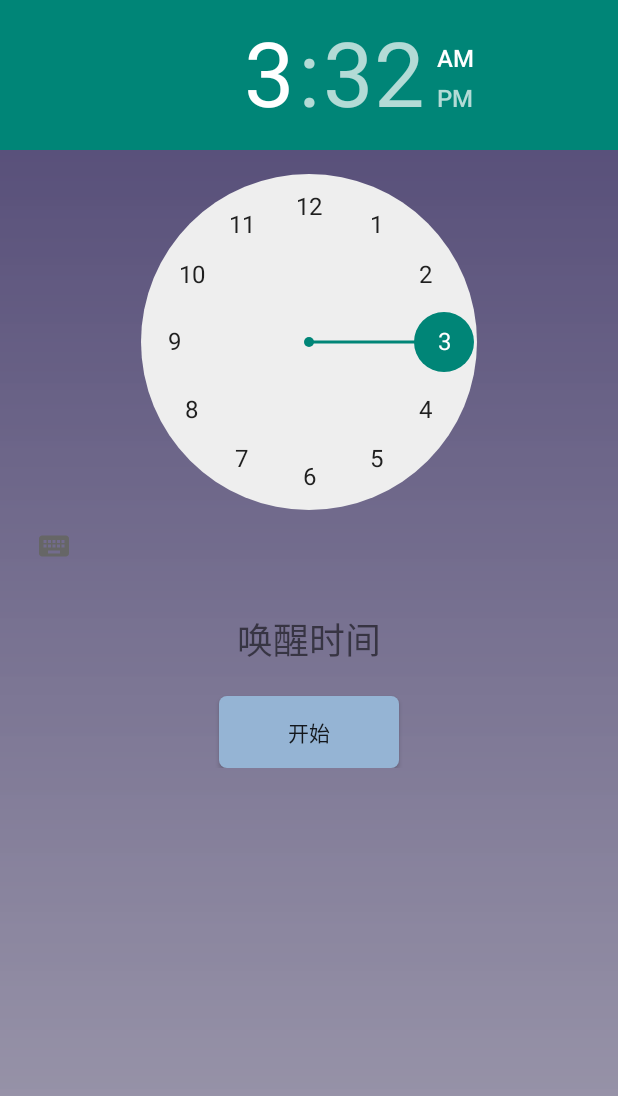
After one commit to CXCup/SleepHealth, an Android app: the layout activity_main_new.xml on its own in the app's theme, with its tools: preview values and no code run, on a phone screen of 412 x 824 dp. The commit adds this screen. Shown: the top 1096 px of the screen. Run offline under Robolectric (Android 15) with nearby library versions, the phone set to English and light mode, and no system bars.

Commit message:
新的界面

```diff
--- /dev/null
+++ b/app/src/main/res/drawable/background.xml
@@ -0,0 +1,6 @@
+<?xml version="1.0" encoding="utf-8"?>
+<shape xmlns:android="http://schemas.android.com/apk/res/android">
+    <gradient android:startColor="#4f4673"
+        android:endColor="#ea9793a7"
+        android:angle="270"/>
+</shape>
--- /dev/null
+++ b/app/src/main/res/drawable/start_button_background.xml
@@ -0,0 +1,18 @@
+<?xml version="1.0" encoding="utf-8"?>
+<selector xmlns:android="http://schemas.android.com/apk/res/android">
+
+    <item android:state_pressed="false">
+        <shape>
+            <gradient android:startColor="#95b4d4"
+                android:endColor="#95b4d4" />
+            <corners android:radius="5dp"/>
+        </shape>
+    </item>
+    <item android:state_pressed="true">
+        <shape>
+            <gradient android:startColor="#7d97b3"
+                android:endColor="#7d97b3" />
+            <corners android:radius="5dp"/>
+        </shape>
+    </item>
+</selector>
--- a/app/src/main/res/layout/actionbar.xml
+++ b/app/src/main/res/layout/actionbar.xml
@@ -3,7 +3,7 @@
     android:orientation="vertical"
     android:layout_width="match_parent"
     android:layout_height="45dp"
-    android:background="#7badea">
+    android:background="#5e6978">
 
     <TextView
         android:id="@+id/title"
--- /dev/null
+++ b/app/src/main/res/layout/activity_main_new.xml
@@ -0,0 +1,41 @@
+<?xml version="1.0" encoding="utf-8"?>
+<LinearLayout xmlns:android="http://schemas.android.com/apk/res/android"
+    android:orientation="vertical"
+    android:layout_width="match_parent"
+    android:layout_height="match_parent"
+    android:background="@drawable/background">
+
+    <LinearLayout
+        android:layout_width="match_parent"
+        android:layout_height="wrap_content"
+        android:orientation="vertical">
+        <TimePicker
+            android:id="@+id/alarm_time"
+            android:layout_width="wrap_content"
+            android:layout_height="wrap_content"
+            android:layout_gravity="center_horizontal">
+
+        </TimePicker>
+    </LinearLayout>
+    <LinearLayout
+        android:layout_width="match_parent"
+        android:layout_height="wrap_content"
+        android:layout_marginTop="20dp"
+        android:orientation="vertical">
+        <TextView
+            android:id="@+id/alarm_text"
+            android:layout_width="wrap_content"
+            android:layout_height="wrap_content"
+            android:layout_gravity="center_horizontal"
+            android:textSize="24sp"
+            android:text="唤醒时间"/>
+        <Button
+            android:id="@+id/start"
+            android:layout_width="120dp"
+            android:layout_height="wrap_content"
+            android:layout_gravity="center_horizontal"
+            android:layout_marginTop="20dp"
+            android:background="@drawable/start_button_background"
+            android:text="开始"/>
+    </LinearLayout>
+</LinearLayout>
--- a/app/src/main/res/layout/bottom_layout.xml
+++ b/app/src/main/res/layout/bottom_layout.xml
@@ -3,7 +3,7 @@
     android:orientation="vertical"
     android:layout_width="match_parent"
     android:layout_height="60dp"
-    android:background="#FFEEEEEE">
+    android:background="#5e6978">
 
     <LinearLayout
         android:layout_width="match_parent"
```
Also changed, not shown: app/src/main/java/com/whx/sleephealth/main/MainFragment.java (+47 -8 lines), app/src/main/java/com/whx/sleephealth/main/SleepTimeService.java (added, +17 -0 lines), app/src/main/java/com/whx/sleephealth/tieshi/MLog.java (added, +8 -0 lines), 1 other file.
